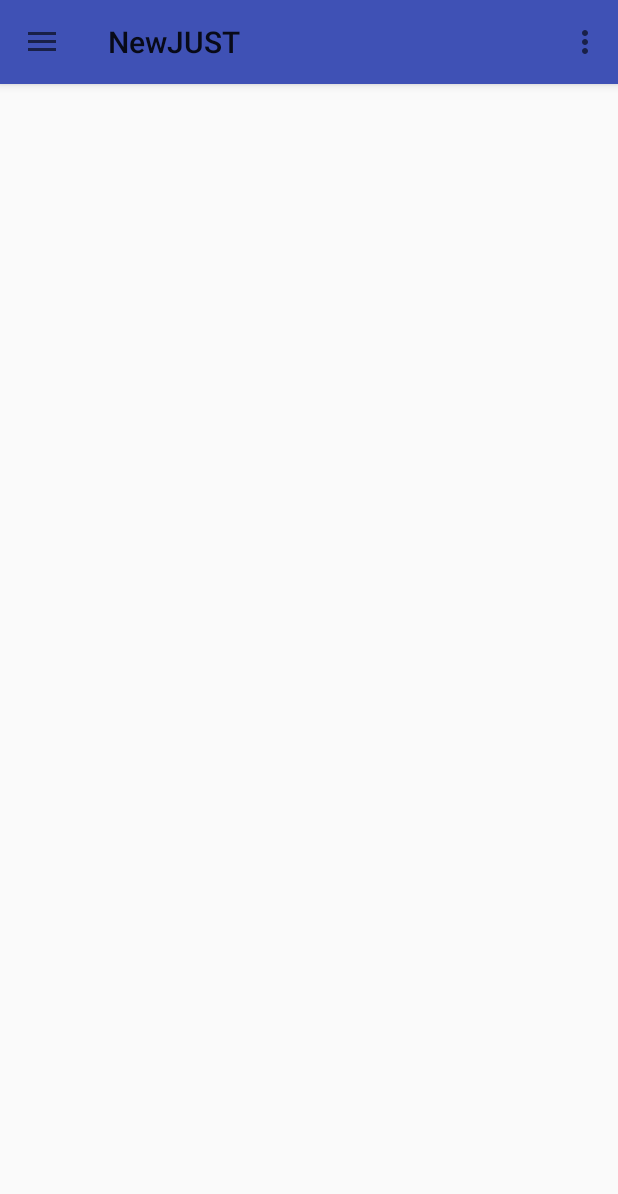
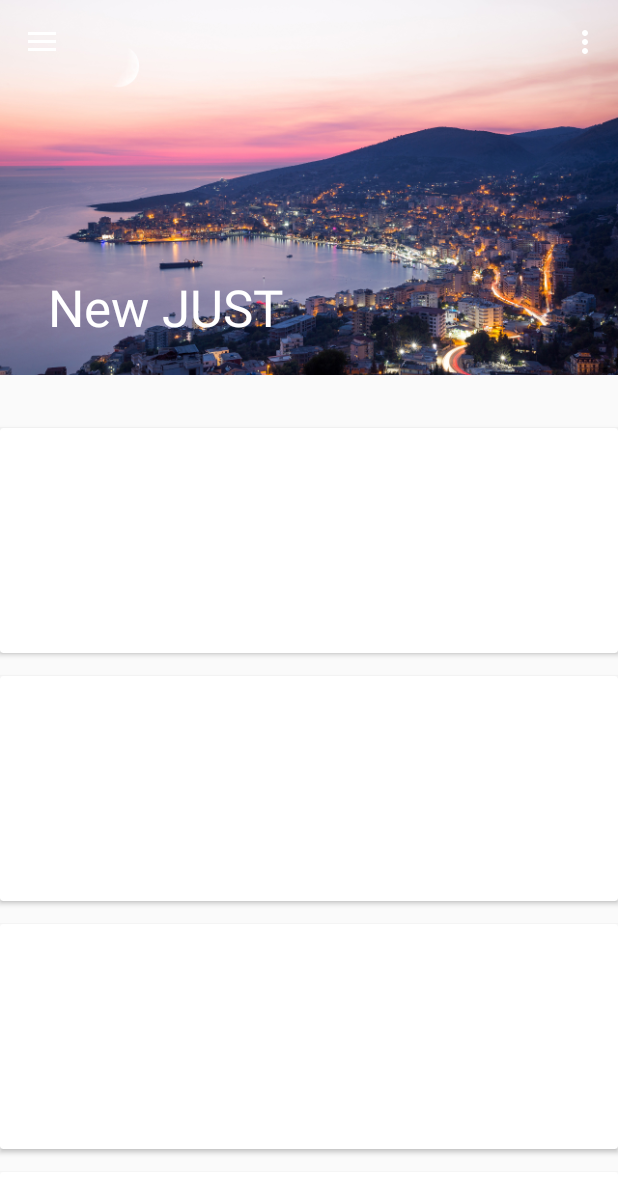
Before and after one commit to Koswu/NewJUST, an Android app: the screen it shows after launch (MainActivity), in the side drawer, after a tap on "馆藏查询", on a phone screen of 412 x 824 dp. Shown: the top 1194 px of the screen. Run offline under Robolectric (Android 15) with nearby library versions, the phone set to English and light mode, and no system bars; our stand-ins replace CircleImageView; libraries missing offline, so code that uses them is left out: org.litepal.crud; pictures from the network do not load.

Commit message:
重新设计了首页

```diff
--- a/app/build.gradle
+++ b/app/build.gradle
@@ -31,6 +31,7 @@ dependencies {
     compile 'com.squareup.okhttp3:okhttp:3.3.0'
     compile 'com.google.code.gson:gson:2.8.2'
     compile 'org.litepal.android:core:1.6.0'
-    compile 'com.github.bumptech.glide:glide:3.5.2'
+    compile 'com.github.bumptech.glide:glide:3.7.0'
+    compile 'com.android.support:cardview-v7:+'
     testCompile 'junit:junit:4.12'
 }
--- a/app/src/main/AndroidManifest.xml
+++ b/app/src/main/AndroidManifest.xml
@@ -22,7 +22,7 @@
                 <category android:name="android.intent.category.LAUNCHER" />
             </intent-filter>
         </activity>
-        <activity android:name=".ScoreActivity"></activity>
+        <activity android:name=".SubjectActivity"></activity>
     </application>
 
 </manifest>
--- a/app/src/main/java/com/example/lyy/newjust/MainActivity.java
+++ b/app/src/main/java/com/example/lyy/newjust/MainActivity.java
@@ -5,6 +5,7 @@ import android.content.SharedPreferences;
 import android.os.Build;
 import android.os.Bundle;
 import android.support.annotation.RequiresApi;
+import android.support.design.widget.CollapsingToolbarLayout;
 import android.support.design.widget.NavigationView;
 import android.support.v4.view.GravityCompat;
 import android.support.v4.widget.DrawerLayout;
@@ -18,7 +19,10 @@ import android.view.Menu;
 import android.view.MenuItem;
 import android.view.View;
 import android.view.WindowManager;
+import android.widget.ImageView;
 import android.widget.Toast;
+
+import com.bumptech.glide.Glide;
 
 import de.hdodenhof.circleimageview.CircleImageView;
 
@@ -65,6 +69,13 @@ public class MainActivity extends AppCompatActivity
 
         NavigationView navigationView = (NavigationView) findViewById(R.id.nav_view);
         navigationView.setNavigationItemSelectedListener(this);
+
+        CollapsingToolbarLayout collapsingToolbarLayout = (CollapsingToolbarLayout) findViewById(R.id.collapsing_toolbar);
+
+        collapsingToolbarLayout.setTitle("New JUST");
+
+        ImageView head_image_view = (ImageView) findViewById(R.id.head_image_view);
+        Glide.with(this).load(R.drawable.head_image).into(head_image_view);
 
     }
 
@@ -114,7 +125,7 @@ public class MainActivity extends AppCompatActivity
 
         switch (item.getItemId()) {
             case R.id.nav_grade:
-                Intent intent = new Intent(MainActivity.this, ScoreActivity.class);
+                Intent intent = new Intent(MainActivity.this, SubjectActivity.class);
                 startActivity(intent);
                 break;
             case R.id.nav_library:
--- a/app/src/main/java/com/example/lyy/newjust/ScoreActivity.java
+++ b/app/src/main/java/com/example/lyy/newjust/SubjectActivity.java
@@ -23,9 +23,9 @@ import okhttp3.Call;
 import okhttp3.Callback;
 import okhttp3.Response;
 
-public class ScoreActivity extends AppCompatActivity {
+public class SubjectActivity extends AppCompatActivity {
 
-    private static final String TAG = "ScoreActivity";
+    private static final String TAG = "SubjectActivity";
 
 //    private ListView listView;
 //
@@ -42,7 +42,7 @@ public class ScoreActivity extends AppCompatActivity {
     @Override
     protected void onCreate(Bundle savedInstanceState) {
         super.onCreate(savedInstanceState);
-        setContentView(R.layout.activity_score);
+        setContentView(R.layout.activity_subject);
 
         searchScoreRequest();
 
--- a/app/src/main/res/layout/activity_score.xml
+++ b/app/src/main/res/layout/activity_subject.xml
@@ -5,7 +5,7 @@
     android:layout_width="match_parent"
     android:layout_height="match_parent"
     android:orientation="vertical"
-    tools:context="com.example.lyy.newjust.ScoreActivity">
+    tools:context="com.example.lyy.newjust.SubjectActivity">
 
     <Button
         android:id="@+id/refresh"
--- a/app/src/main/res/layout/app_bar_main.xml
+++ b/app/src/main/res/layout/app_bar_main.xml
@@ -9,14 +9,33 @@
 
     <android.support.design.widget.AppBarLayout
         android:layout_width="match_parent"
-        android:layout_height="wrap_content"
+        android:layout_height="250dp"
         android:fitsSystemWindows="true">
 
-        <android.support.v7.widget.Toolbar
-            android:id="@+id/toolbar"
+        <android.support.design.widget.CollapsingToolbarLayout
+            android:id="@+id/collapsing_toolbar"
             android:layout_width="match_parent"
             android:layout_height="match_parent"
-            android:fitsSystemWindows="true" />
+            android:fitsSystemWindows="true"
+            android:theme="@style/ThemeOverlay.AppCompat.Dark.ActionBar"
+            app:contentScrim="?attr/colorPrimary"
+            app:layout_scrollFlags="scroll|exitUntilCollapsed">
+
+            <ImageView
+                android:id="@+id/head_image_view"
+                android:layout_width="match_parent"
+                android:layout_height="match_parent"
+                android:fitsSystemWindows="true"
+                android:scaleType="centerCrop"
+                app:layout_collapseMode="parallax" />
+
+            <android.support.v7.widget.Toolbar
+                android:id="@+id/toolbar"
+                android:layout_width="match_parent"
+                android:layout_height="?attr/actionBarSize"
+                app:layout_collapseMode="pin" />
+
+        </android.support.design.widget.CollapsingToolbarLayout>
 
     </android.support.design.widget.AppBarLayout>
 
--- a/app/src/main/res/layout/content_main.xml
+++ b/app/src/main/res/layout/content_main.xml
@@ -1,5 +1,5 @@
 <?xml version="1.0" encoding="utf-8"?>
-<LinearLayout xmlns:android="http://schemas.android.com/apk/res/android"
+<android.support.v4.widget.NestedScrollView xmlns:android="http://schemas.android.com/apk/res/android"
     xmlns:app="http://schemas.android.com/apk/res-auto"
     xmlns:tools="http://schemas.android.com/tools"
     android:layout_width="match_parent"
@@ -10,4 +10,58 @@
     tools:showIn="@layout/app_bar_main">
 
 
-</LinearLayout>
+    <LinearLayout
+        android:layout_width="match_parent"
+        android:layout_height="wrap_content"
+        android:orientation="vertical">
+
+        <android.support.v7.widget.CardView
+            android:layout_width="match_parent"
+            android:layout_height="150dp"
+            android:layout_marginBottom="15dp"
+            android:layout_marginTop="35dp"
+            app:cardCornerRadius="2dp"
+            app:cardElevation="2dp">
+
+        </android.support.v7.widget.CardView>
+
+        <android.support.v7.widget.CardView
+            android:layout_width="match_parent"
+            android:layout_height="150dp"
+            android:layout_marginBottom="15dp"
+            app:cardCornerRadius="2dp"
+            app:cardElevation="2dp">
+
+        </android.support.v7.widget.CardView>
+
+        <android.support.v7.widget.CardView
+            android:layout_width="match_parent"
+            android:layout_height="150dp"
+            android:layout_marginBottom="15dp"
+            app:cardCornerRadius="2dp"
+            app:cardElevation="2dp">
+
+        </android.support.v7.widget.CardView>
+
+        <android.support.v7.widget.CardView
+            android:layout_width="match_parent"
+            android:layout_height="150dp"
+            android:layout_marginBottom="15dp"
+            app:cardCornerRadius="2dp"
+            app:cardElevation="2dp">
+
+        </android.support.v7.widget.CardView>
+
+        <android.support.v7.widget.CardView
+            android:layout_width="match_parent"
+            android:layout_height="150dp"
+            android:layout_marginBottom="15dp"
+            app:cardCornerRadius="2dp"
+            app:cardElevation="2dp">
+
+        </android.support.v7.widget.CardView>
+
+    </LinearLayout>
+
+
+</android.support.v4.widget.NestedScrollView>
```
Also changed, not shown: app/src/main/res/drawable/head_image.jpg (added).
